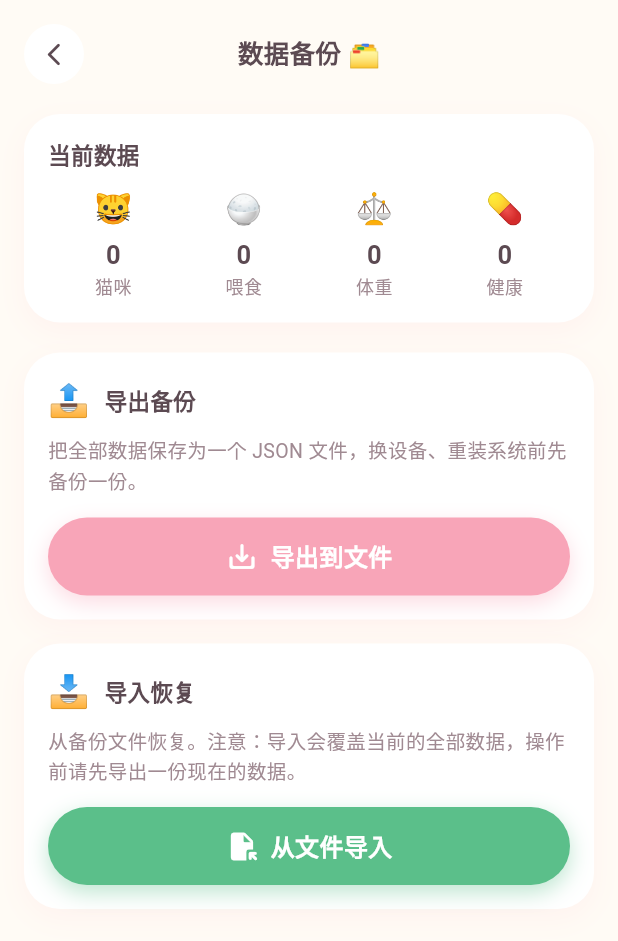
After one commit to lvliang666666/ecat, a Flutter app: the BackupPage screen opened directly, on a phone screen of 412 x 824 dp. The commit adds this screen. Shown: the top 941 px of the screen. Run offline on Flutter 3.47's test engine with Material 3 defaults, Android fonts, the phone set to English and light mode, and no system bars; our stand-ins replace fl_chart, shared_preferences; missing offline and left inert: file_selector; accounts and stored records are empty.

Commit message:
feat(backup): 数据导出/导入（JSON 备份恢复）
- CatStore 新增 exportJson/importJson：带 schema 版本号，导入先全量解析再替换（避免半导入状态）
- 新增 BackupPage：数据概览 + 导出到文件 + 从文件导入（覆盖前二次确认）
- 猫咪页标题栏新增「🗂️ 备份」入口
- 依赖 file_selector（Windows 保存/打开对话框，Android 系统选择器）

```diff
--- /dev/null
+++ b/lib/pages/backup_page.dart
@@ -0,0 +1,264 @@
+// eCAT · 数据备份页：JSON 导出 / 导入
+// 导出：file_selector 保存对话框 → 全量 JSON 落盘
+// 导入：file_selector 打开对话框 → 校验 → 整体替换当前数据（带二次确认）
+library;
+
+import 'dart:convert';
+import 'dart:io';
+
+import 'package:file_selector/file_selector.dart';
+import 'package:flutter/material.dart';
+import 'package:intl/intl.dart';
+import 'package:provider/provider.dart';
+
+import '../store/cat_store.dart';
+import '../theme/app_theme.dart';
+import '../widgets/common.dart';
+
+/// 数据备份页（从猫咪页右上角设置进入）
+class BackupPage extends StatelessWidget {
+  const BackupPage({super.key});
+
+  @override
+  Widget build(BuildContext context) {
+    final store = context.watch<CatStore>();
+    final catCount = store.cats.length;
+    final feedCount = store.feeds.length;
+    final weightCount = store.weights.length;
+    final healthCount = store.healths.length;
+
+    return Scaffold(
+      body: SafeArea(
+        child: ListView(
+          padding: const EdgeInsets.fromLTRB(16, 16, 16, 32),
+          children: [
+            // 顶部返回 + 标题
+            Row(
+              children: [
+                _roundIconBtn(
+                  icon: Icons.arrow_back_ios_new_rounded,
+                  onTap: () => Navigator.of(context).pop(),
+                ),
+                const Expanded(
+                  child: Center(
+                    child: Text(
+                      '数据备份 🗂️',
+                      style: TextStyle(
+                        fontSize: 17,
+                        fontWeight: FontWeight.bold,
+                        color: AppColors.textMain,
+                      ),
+                    ),
+                  ),
+                ),
+                const SizedBox(width: 40),
+              ],
+            ),
+            const SizedBox(height: 20),
+
+            // 数据概览卡
+            CuteCard(
+              child: Column(
+                crossAxisAlignment: CrossAxisAlignment.start,
+                children: [
+                  const Text(
+                    '当前数据',
+                    style: TextStyle(
+                      fontSize: 15,
+                      fontWeight: FontWeight.bold,
+                      color: AppColors.textMain,
+                    ),
+                  ),
+                  const SizedBox(height: 12),
+                  Row(
+                    mainAxisAlignment: MainAxisAlignment.spaceAround,
+                    children: [
+                      _stat('🐱', '$catCount', '猫咪'),
+                      _stat('🍚', '$feedCount', '喂食'),
+                      _stat('⚖️', '$weightCount', '体重'),
+                      _stat('💊', '$healthCount', '健康'),
+                    ],
+                  ),
+                ],
+              ),
+            ),
+            const SizedBox(height: 20),
+
+            // 导出
+            CuteCard(
+              child: Column(
+                crossAxisAlignment: CrossAxisAlignment.start,
+                children: [
+                  const Row(
+                    children: [
+                      Text('📤', style: TextStyle(fontSize: 22)),
+                      SizedBox(width: 10),
+                      Text(
+                        '导出备份',
+                        style: TextStyle(
+                          fontSize: 15,
+                          fontWeight: FontWeight.bold,
+                          color: AppColors.textMain,
+                        ),
+                      ),
+                    ],
+                  ),
+                  const SizedBox(height: 8),
+                  const Text(
+                    '把全部数据保存为一个 JSON 文件，换设备、重装系统前先备份一份。',
+                    style: TextStyle(fontSize: 13, color: AppColors.textSub, height: 1.5),
+                  ),
+                  const SizedBox(height: 14),
+                  PawButton(
+                    label: '导出到文件',
+                    icon: Icons.save_alt_rounded,
+                    onTap: () => _export(context, store),
+                  ),
+                ],
+              ),
+            ),
+            const SizedBox(height: 16),
+
+            // 导入
+            CuteCard(
+              child: Column(
+                crossAxisAlignment: CrossAxisAlignment.start,
+                children: [
+                  const Row(
+                    children: [
+                      Text('📥', style: TextStyle(fontSize: 22)),
+                      SizedBox(width: 10),
+                      Text(
+                        '导入恢复',
+                        style: TextStyle(
+                          fontSize: 15,
+                          fontWeight: FontWeight.bold,
+                          color: AppColors.textMain,
+                        ),
+                      ),
+                    ],
+                  ),
+                  const SizedBox(height: 8),
+                  const Text(
+                    '从备份文件恢复。注意：导入会覆盖当前的全部数据，操作前请先导出一份现在的数据。',
+                    style: TextStyle(fontSize: 13, color: AppColors.textSub, height: 1.5),
+                  ),
+                  const SizedBox(height: 14),
+                  PawButton(
+                    label: '从文件导入',
+                    icon: Icons.file_open_rounded,
+                    color: AppColors.mintDeep,
+                    onTap: () => _import(context, store),
+                  ),
+                ],
+              ),
+            ),
+          ],
+        ),
+      ),
+    );
+  }
+
+  Widget _stat(String emoji, String num, String label) {
+    return Column(
+      children: [
+        Text(emoji, style: const TextStyle(fontSize: 20)),
+        const SizedBox(height: 4),
+        Text(
+          num,
+          style: const TextStyle(
+            fontSize: 17,
+            fontWeight: FontWeight.bold,
+            color: AppColors.textMain,
+          ),
+        ),
+        Text(label, style: const TextStyle(fontSize: 12, color: AppColors.textSub)),
+      ],
+    );
+  }
+
+  Widget _roundIconBtn({
+    required IconData icon,
+    required VoidCallback onTap,
+  }) {
+    return GestureDetector(
+      onTap: onTap,
+      child: Container(
+        width: 40,
+        height: 40,
+        decoration: const BoxDecoration(
+          color: AppColors.card,
+          shape: BoxShape.circle,
+        ),
+        alignment: Alignment.center,
+        child: Icon(icon, size: 18, color: AppColors.textMain),
+      ),
+    );
+  }
+
+  /// 导出：保存对话框 → 写文件
+  Future<void> _export(BuildContext context, CatStore store) async {
+    final now = DateTime.now();
+    final suggestedName =
+        'ecat-backup-${DateFormat('yyyyMMdd-HHmmss').format(now)}.json';
+
+    final saveLocation = await getSaveLocation(suggestedName: suggestedName);
+    if (saveLocation == null) return; // 用户取消
+
+    try {
+      final json = const JsonEncoder.withIndent('  ').convert(store.exportJson());
+      await File(saveLocation.path).writeAsString(json, flush: true);
+      if (!context.mounted) return;
+      showPawCelebration(context, emoji: '📦');
+      showCuteToast(context, '备份已导出 📤');
+    } catch (e) {
+      if (!context.mounted) return;
+      showCuteToast(context, '导出失败：$e');
+    }
+  }
+
+  /// 导入：二次确认 → 打开对话框 → 校验恢复
+  Future<void> _import(BuildContext context, CatStore store) async {
+    // 危险操作二次确认：导入会覆盖现有数据
+    final ok = await showDialog<bool>(
+      context: context,
+      builder: (ctx) => AlertDialog(
+        title: const Text('导入会覆盖现有数据 ⚠️'),
+        content: const Text(
+          '导入后，当前的猫咪档案和全部记录都会被备份文件里的内容替换。\n\n建议先导出一份现在的数据再继续。',
+          style: TextStyle(fontSize: 14, height: 1.5),
+        ),
+        actions: [
+          TextButton(
+            onPressed: () => Navigator.of(ctx).pop(false),
+            child: const Text('再想想', style: TextStyle(color: AppColors.textSub)),
+          ),
+          TextButton(
+            onPressed: () => Navigator.of(ctx).pop(true),
+            child: const Text('继续导入', style: TextStyle(color: AppColors.danger)),
+          ),
+        ],
+      ),
+    );
+    if (ok != true || !context.mounted) return;
+
+    const typeGroup = XTypeGroup(label: 'JSON', extensions: ['json']);
+    final file = await openFile(acceptedTypeGroups: [typeGroup]);
+    if (file == null) return; // 用户取消
+
+    try {
+      final raw = await file.readAsString();
+      final data = jsonDecode(raw) as Map<String, dynamic>;
+      await store.importJson(data);
+      if (!context.mounted) return;
+      showPawCelebration(context, emoji: '🎉');
+      showCuteToast(context, '数据已恢复 📥');
+    } on FormatException catch (e) {
+      if (!context.mounted) return;
+      showCuteToast(context, '导入失败：${e.message}');
+    } catch (e) {
+      if (!context.mounted) return;
+      showCuteToast(context, '导入失败：文件格式不对或已损坏');
+    }
+  }
+}
--- a/lib/store/cat_store.dart
+++ b/lib/store/cat_store.dart
@@ -150,6 +150,58 @@ class CatStore extends ChangeNotifier {
     notifyListeners();
   }
 
+  // ---------- 数据备份：导出 / 导入 ----------
+
+  /// 导出全部数据为 JSON（含所有猫咪及其全部记录），供备份/迁移。
+  /// 返回的 Map 结构带 schema 版本号，便于未来格式升级时兼容旧备份。
+  Map<String, dynamic> exportJson() => {
+        'schema': 1,
+        'exportedAt': DateTime.now().toIso8601String(),
+        'cats': _cats.map((c) => c.toJson()).toList(),
+        'currentCatId': _currentCatId,
+        'feeds': _feeds.map((f) => f.toJson()).toList(),
+        'weights': _weights.map((w) => w.toJson()).toList(),
+        'healths': _healths.map((h) => h.toJson()).toList(),
+      };
+
+  /// 从备份 JSON 恢复全部数据（整体替换当前数据）。
+  /// 校验 schema 与关键字段，格式不对抛 FormatException，由调用方提示用户。
+  Future<void> importJson(Map<String, dynamic> data) async {
+    final schema = data['schema'];
+    if (schema is! int || schema > 1) {
+      throw const FormatException('不支持的备份文件版本');
+    }
+    final cats = (data['cats'] as List?)
+        ?.map((e) => Cat.decode(jsonEncode(e)))
+        .toList();
+    if (cats == null) {
+      throw const FormatException('备份文件缺少猫咪档案');
+    }
+    final feeds = (data['feeds'] as List?)
+            ?.map((e) => FeedLog.fromJson(Map<String, dynamic>.from(e)))
+            .toList() ??
+        [];
+    final weights = (data['weights'] as List?)
+            ?.map((e) => WeightLog.fromJson(Map<String, dynamic>.from(e)))
+            .toList() ??
+        [];
+    final healths = (data['healths'] as List?)
+            ?.map((e) => HealthLog.fromJson(Map<String, dynamic>.from(e)))
+            .toList() ??
+        [];
+
+    // 全部解析成功后才替换内存数据并持久化（避免半导入状态）
+    _cats = cats;
+    _feeds = feeds;
+    _weights = weights;
+    _healths = healths;
+    final cur = data['currentCatId'];
+    _currentCatId =
+        (cur is String && _cats.any((c) => c.id == cur)) ? cur : _cats.firstOrNull?.id;
+    await _persist();
+    notifyListeners();
+  }
+
   // ---------- 派生查询（当前猫咪） ----------
   List<FeedLog> feedsOn(DateTime day) =>
       feeds.where((f) => _sameDay(f.time, day)).toList()
--- a/pubspec.yaml
+++ b/pubspec.yaml
@@ -38,6 +38,7 @@ dependencies:
   fl_chart: ^1.2.0
   intl: ^0.20.3
   provider: ^6.1.5+1
+  file_selector: ^1.1.0
 
 dev_dependencies:
   flutter_test:
```
Also changed, not shown: lib/pages/cat_page.dart (+37 -2 lines), pubspec.lock.
